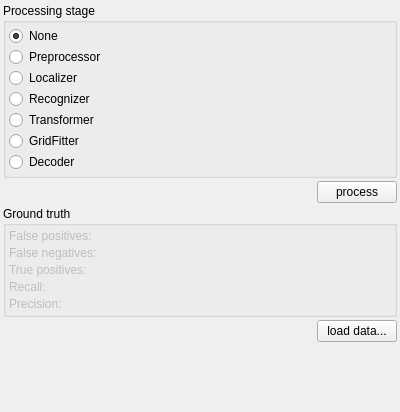
BioroboticsLab/biotracker_beesbook, file ToolWidget.ui: the form before one commit.
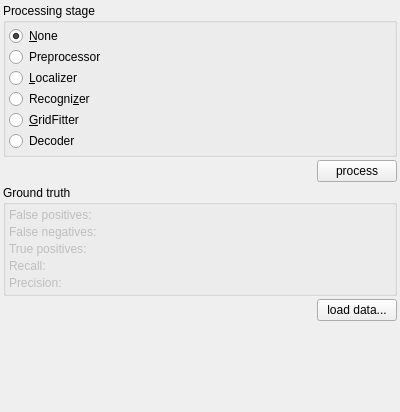
The form after the commit.

Commit message: visualization for GridFitter output

The edit to the form file:
```diff
--- a/ToolWidget.ui
+++ b/ToolWidget.ui
@@ -35,7 +35,7 @@
       <item>
        <widget class="QRadioButton" name="radioButtonNoProcessing">
         <property name="text">
-         <string>None</string>
+         <string>&amp;None</string>
         </property>
         <property name="checked">
          <bool>true</bool>
@@ -52,28 +52,21 @@
       <item>
        <widget class="QRadioButton" name="radioButtonLocalizer">
         <property name="text">
-         <string>Localizer</string>
+         <string>&amp;Localizer</string>
         </property>
        </widget>
       </item>
       <item>
        <widget class="QRadioButton" name="radioButtonRecognizer">
         <property name="text">
-         <string>Recognizer</string>
-        </property>
-       </widget>
-      </item>
-      <item>
-       <widget class="QRadioButton" name="radioButtonTransformer">
-        <property name="text">
-         <string>Transformer</string>
+         <string>Recogni&amp;zer</string>
         </property>
        </widget>
       </item>
       <item>
        <widget class="QRadioButton" name="radioButtonGridFitter">
         <property name="text">
-         <string>GridFitter</string>
+         <string>&amp;GridFitter</string>
         </property>
        </widget>
       </item>
```
Left out of the diff: 33 changed lines with no effect on the pictures. The commit also changes 2 other files.
